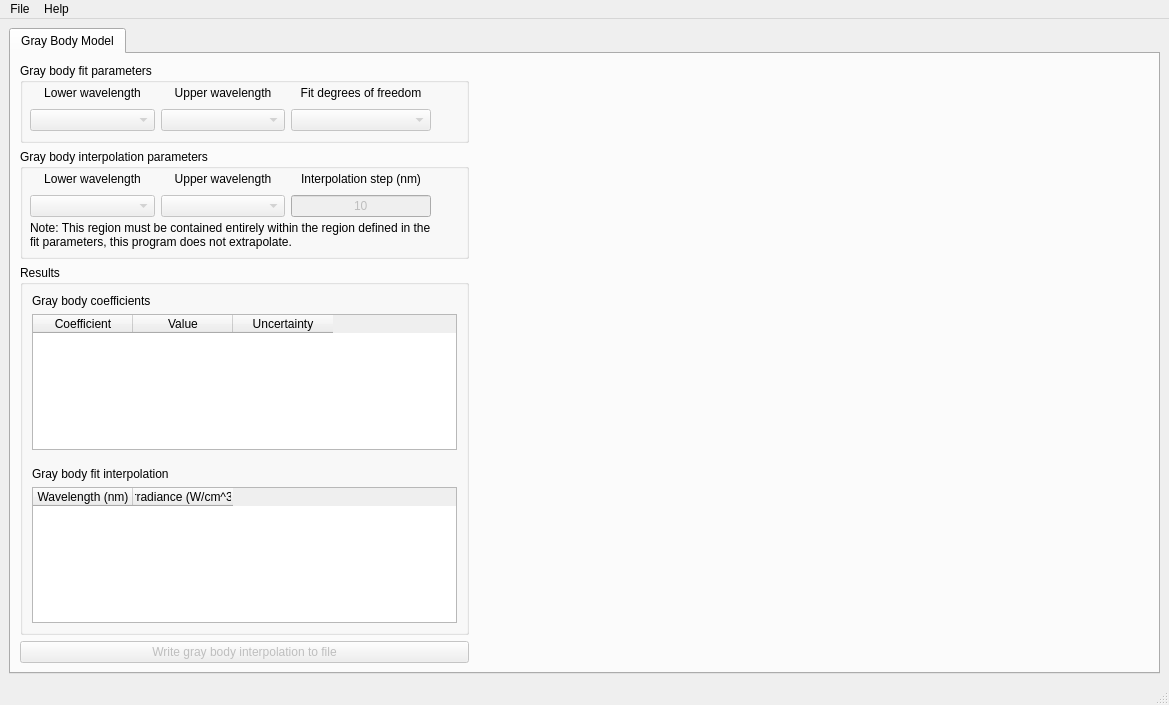
This is src/GUI/uiSource/IrradianceInterpolationMainGUI.ui in usnistgov/IrradInterPy as Qt 5 draws it before an edit. The edited form follows.
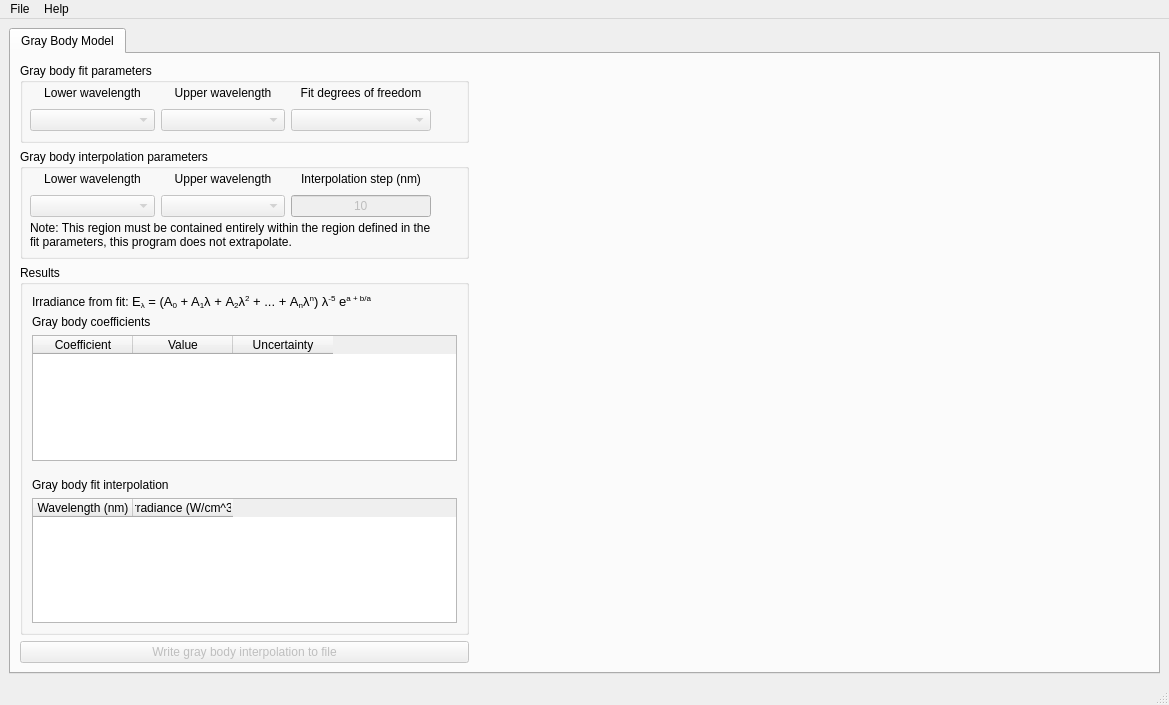
This is the edited form.

Commit message: Added label containing equation to calculate irradiance from coefficients

```diff
--- a/src/GUI/uiSource/IrradianceInterpolationMainGUI.ui
+++ b/src/GUI/uiSource/IrradianceInterpolationMainGUI.ui
@@ -347,14 +347,14 @@
               <layout class="QGridLayout" name="gridLayout_7">
                <item row="1" column="0">
                 <layout class="QFormLayout" name="formLayout">
-                 <item row="0" column="0">
+                 <item row="1" column="0">
                   <widget class="QLabel" name="label_GBcoefficients">
                    <property name="text">
                     <string>Gray body coefficients</string>
                    </property>
                   </widget>
                  </item>
-                 <item row="1" column="0" colspan="2">
+                 <item row="2" column="0" colspan="2">
                   <widget class="QTableWidget" name="tableWidget_GBCoefficients">
                    <property name="sizePolicy">
                     <sizepolicy hsizetype="Expanding" vsizetype="Expanding">
@@ -385,14 +385,14 @@
                    </column>
                   </widget>
                  </item>
-                 <item row="3" column="0">
+                 <item row="4" column="0">
                   <widget class="QLabel" name="label_GBinterpolation">
                    <property name="text">
                     <string>Gray body fit interpolation</string>
                    </property>
                   </widget>
                  </item>
-                 <item row="4" column="0" colspan="2">
+                 <item row="5" column="0" colspan="2">
                   <widget class="QTableWidget" name="tableWidget_GBInterpolation">
                    <property name="enabled">
                     <bool>true</bool>
@@ -421,7 +421,7 @@
                    </column>
                   </widget>
                  </item>
-                 <item row="2" column="0" colspan="2">
+                 <item row="3" column="0" colspan="2">
                   <spacer name="horizontalSpacer">
                    <property name="orientation">
                     <enum>Qt::Horizontal</enum>
@@ -434,6 +434,13 @@
                    </property>
                   </spacer>
                  </item>
+                 <item row="0" column="0">
+                  <widget class="QLabel" name="label_fitModel">
+                   <property name="text">
+                    <string>&lt;html&gt;&lt;head/&gt;&lt;body&gt;&lt;p&gt;Irradiance from fit:&lt;span style=&quot; font-size:10pt;&quot;&gt; E&lt;/span&gt;&lt;span style=&quot; font-size:10pt; vertical-align:sub;&quot;&gt;λ&lt;/span&gt;&lt;span style=&quot; font-size:10pt;&quot;&gt; = (A&lt;/span&gt;&lt;span style=&quot; font-size:10pt; vertical-align:sub;&quot;&gt;0&lt;/span&gt;&lt;span style=&quot; font-size:10pt;&quot;&gt; + A&lt;/span&gt;&lt;span style=&quot; font-size:10pt; vertical-align:sub;&quot;&gt;1&lt;/span&gt;&lt;span style=&quot; font-size:10pt;&quot;&gt;λ + A&lt;/span&gt;&lt;span style=&quot; font-size:10pt; vertical-align:sub;&quot;&gt;2&lt;/span&gt;&lt;span style=&quot; font-size:10pt;&quot;&gt;λ&lt;/span&gt;&lt;span style=&quot; font-size:10pt; vertical-align:super;&quot;&gt;2&lt;/span&gt;&lt;span style=&quot; font-size:10pt;&quot;&gt; + ... + A&lt;/span&gt;&lt;span style=&quot; font-size:10pt; vertical-align:sub;&quot;&gt;n&lt;/span&gt;&lt;span style=&quot; font-size:10pt;&quot;&gt;λ&lt;/span&gt;&lt;span style=&quot; font-size:10pt; vertical-align:super;&quot;&gt;n&lt;/span&gt;&lt;span style=&quot; font-size:10pt;&quot;&gt;) λ&lt;/span&gt;&lt;span style=&quot; font-size:10pt; vertical-align:super;&quot;&gt;-5&lt;/span&gt;&lt;span style=&quot; font-size:10pt;&quot;&gt; e&lt;/span&gt;&lt;span style=&quot; font-size:10pt; vertical-align:super;&quot;&gt;a + b/a&lt;/span&gt;&lt;/p&gt;&lt;/body&gt;&lt;/html&gt;</string>
+                   </property>
+                  </widget>
+                 </item>
                 </layout>
                </item>
               </layout>
```
The commit also changes 1 other file.
